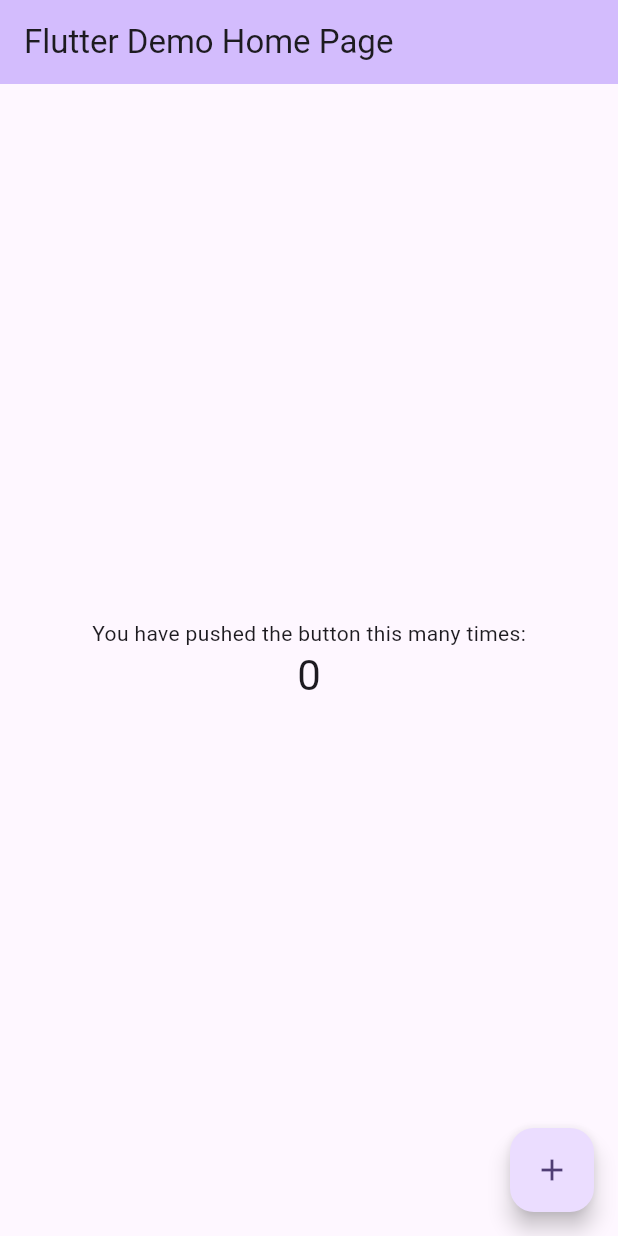
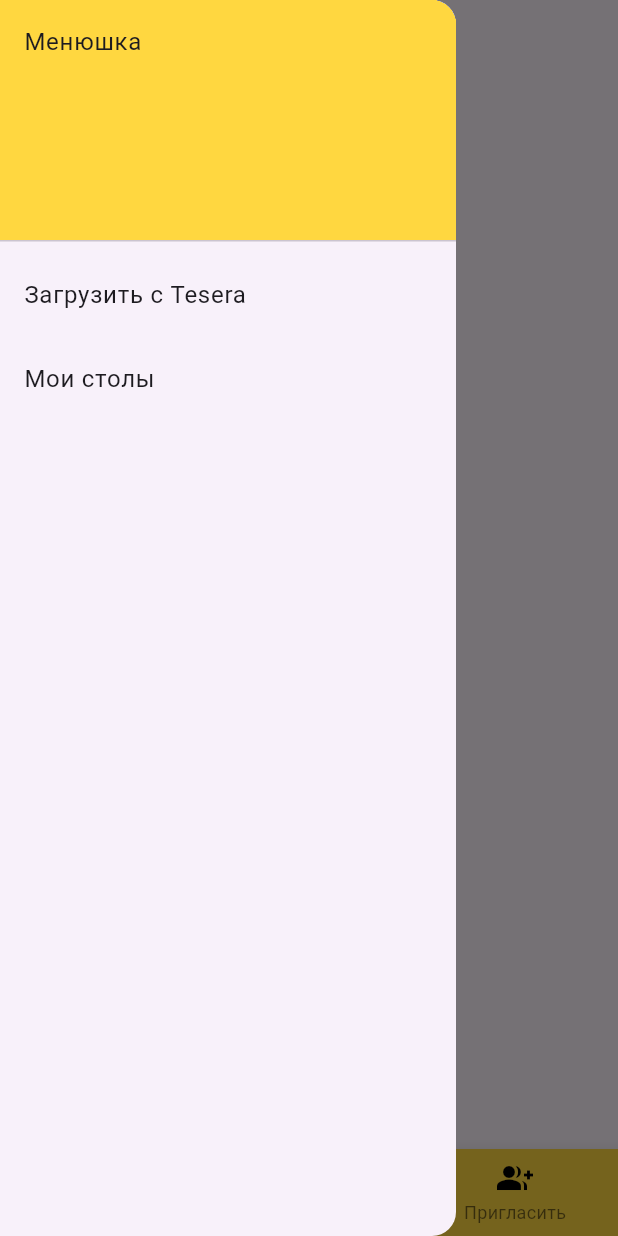
Before and after one commit to RBeschastnyh/board-game-app, a Flutter app: the screen it shows after launch, with the side drawer open (before the commit the screen has no drawer), on a phone screen of 412 x 824 dp. Run offline on Flutter 3.47's test engine with Material 3 defaults, Android fonts, the phone set to English and light mode, and no system bars.

Commit message:
Started application layout

```diff
--- /dev/null
+++ b/bg-app-ui/bg_app_ui/lib/home/bg_app_bottom_nav_bar.dart
@@ -0,0 +1,44 @@
+import 'package:bg_app_ui/board/invite_page.dart';
+import 'package:flutter/material.dart';
+
+typedef OneArgVoidFunction = void Function(BuildContext build);
+
+class BgAppBottomNavigationBar extends StatefulWidget {
+  const BgAppBottomNavigationBar({super.key});
+
+  @override
+  State<StatefulWidget> createState() => _BgAppBottomNavigationBar();
+}
+
+class _BgAppBottomNavigationBar extends State<BgAppBottomNavigationBar> {
+  @override
+  Widget build(BuildContext context) {
+    return BottomNavigationBar(
+      backgroundColor: Colors.amberAccent,
+      onTap: (index) {
+        switch (index) {
+          case 2:
+            Navigator.push(
+              context,
+              MaterialPageRoute<void>(builder: (context) => InviteFriendPage()),
+            );
+          default: print("Выбрано что-то в менюшке снизу");
+        }
+      },
+      items: const <BottomNavigationBarItem>[
+        BottomNavigationBarItem(
+          icon: Icon(Icons.groups_2, color: Colors.black),
+          label: "Друзья",
+        ),
+        BottomNavigationBarItem(
+          icon: Icon(Icons.shelves, color: Colors.black),
+          label: "Игры",
+        ),
+        BottomNavigationBarItem(
+          icon: Icon(Icons.group_add, color: Colors.black),
+          label: "Пригласить",
+        ),
+      ],
+    );
+  }
+}
--- /dev/null
+++ b/bg-app-ui/bg_app_ui/lib/home/bg_app_drawer.dart
@@ -0,0 +1,42 @@
+import 'package:flutter/material.dart';
+
+class BgAppDrawer extends StatefulWidget {
+  const BgAppDrawer({super.key});
+
+  @override
+  State<BgAppDrawer> createState() => _BgAppDrawer();
+}
+
+class _BgAppDrawer extends State<BgAppDrawer> {
+
+  @override
+  Widget build(BuildContext context) {
+    return Drawer(
+          child: ListView(
+            padding: EdgeInsets.zero,
+            children: [
+              const DrawerHeader(
+                decoration: BoxDecoration(
+                  color: Colors.amberAccent
+                ),
+                child: Text("Менюшка")
+              ),
+              ListTile(
+                title: Text("Загрузить с Tesera"),
+                onTap: () {
+                  print("Загрузить с Tesera");
+                  Navigator.pop(context);
+                },
+              ),
+              ListTile(
+                title: Text("Мои столы"),
+                onTap: () {
+                  print("Мои столы");
+                  Navigator.pop(context);
+                },
+              )
+            ],
+          ),
+        );
+  }
+}
--- /dev/null
+++ b/bg-app-ui/bg_app_ui/lib/home/bg_app_fab.dart
@@ -0,0 +1,33 @@
+import 'package:bg_app_ui/board/create_board.dart';
+import 'package:flutter/material.dart';
+
+class BgAppFloatingActionButton extends StatefulWidget {
+  const BgAppFloatingActionButton({super.key});
+
+  @override
+  State<StatefulWidget> createState() => _BgAppFloatingActionButtonState();
+}
+
+class _BgAppFloatingActionButtonState extends State<BgAppFloatingActionButton> {
+
+  @override
+  Widget build(BuildContext context) {
+    return FloatingActionButton(
+          onPressed: () {
+            print("Создание стола");
+            Navigator.push(
+              context,
+              MaterialPageRoute<void>(
+                builder: (context) => BgAppCreateBoard(),
+              )
+            );
+          },
+          foregroundColor: Colors.black,
+          backgroundColor: Colors.amberAccent,
+          tooltip: "Создать стол",
+          child: Icon(
+            Icons.table_restaurant_sharp,
+          ),
+        );
+  }
+}
--- /dev/null
+++ b/bg-app-ui/bg_app_ui/lib/home/home_page.dart
@@ -0,0 +1,27 @@
+import 'package:bg_app_ui/home/bg_app_bottom_nav_bar.dart';
+import 'package:bg_app_ui/home/bg_app_drawer.dart';
+import 'package:bg_app_ui/home/bg_app_fab.dart';
+import 'package:flutter/material.dart';
+
+class HomePage extends StatefulWidget {
+
+  const HomePage({super.key});
+
+  @override
+  State<HomePage> createState() => _HomePageState();
+
+}
+
+class _HomePageState extends State<HomePage> {
+
+  @override
+  Widget build(BuildContext context) {
+      return Scaffold(
+        appBar: AppBar(title: Text("С бутером"),),
+        drawer: BgAppDrawer(),
+        floatingActionButton: BgAppFloatingActionButton(),
+        floatingActionButtonLocation: FloatingActionButtonLocation.centerFloat,
+        bottomNavigationBar: BgAppBottomNavigationBar(),
+      );
+  }
+}
--- a/bg-app-ui/bg_app_ui/lib/main.dart
+++ b/bg-app-ui/bg_app_ui/lib/main.dart
@@ -1,3 +1,4 @@
+import 'package:bg_app_ui/home/home_page.dart';
 import 'package:flutter/material.dart';
 
 void main() {
@@ -11,112 +12,15 @@ class MyApp extends StatelessWidget {
   @override
   Widget build(BuildContext context) {
     return MaterialApp(
-      title: 'Flutter Demo',
+      title: 'Настолочная',
       theme: ThemeData(
-        // This is the theme of your application.
-        //
-        // TRY THIS: Try running your application with "flutter run". You'll see
-        // the application has a purple toolbar. Then, without quitting the app,
-        // try changing the seedColor in the colorScheme below to Colors.green
-        // and then invoke "hot reload" (save your changes or press the "hot
-        // reload" button in a Flutter-supported IDE, or press "r" if you used
-        // the command line to start the app).
-        //
-        // Notice that the counter didn't reset back to zero; the application
-        // state is not lost during the reload. To reset the state, use hot
-        // restart instead.
-        //
-        // This works for code too, not just values: Most code changes can be
-        // tested with just a hot reload.
         colorScheme: .fromSeed(seedColor: Colors.deepPurple),
       ),
-      home: const MyHomePage(title: 'Flutter Demo Home Page'),
+      initialRoute: '/',
+      // home: const HomePage(),
+      routes: {
+        '/': (context) => const HomePage(),
+      },
     );
   }
 }
-
-class MyHomePage extends StatefulWidget {
-  const MyHomePage({super.key, required this.title});
-
-  // This widget is the home page of your application. It is stateful, meaning
-  // that it has a State object (defined below) that contains fields that affect
-  // how it looks.
-
-  // This class is the configuration for the state. It holds the values (in this
-  // case the title) provided by the parent (in this case the App widget) and
-  // used by the build method of the State. Fields in a Widget subclass are
-  // always marked "final".
-
-  final String title;
-
-  @override
-  State<MyHomePage> createState() => _MyHomePageState();
-}
-
-class _MyHomePageState extends State<MyHomePage> {
-  int _counter = 0;
-
-  void _incrementCounter() {
-    setState(() {
-      // This call to setState tells the Flutter framework that something has
-      // changed in this State, which causes it to rerun the build method below
-      // so that the display can reflect the updated values. If we changed
-      // _counter without calling setState(), then the build method would not be
-      // called again, and so nothing would appear to happen.
-      _counter++;
-    });
-  }
-
-  @override
-  Widget build(BuildContext context) {
-    // This method is rerun every time setState is called, for instance as done
-    // by the _incrementCounter method above.
-    //
-    // The Flutter framework has been optimized to make rerunning build methods
-    // fast, so that you can just rebuild anything that needs updating rather
-    // than having to individually change instances of widgets.
-    return Scaffold(
-      appBar: AppBar(
-        // TRY THIS: Try changing the color here to a specific color (to
-        // Colors.amber, perhaps?) and trigger a hot reload to see the AppBar
-        // change color while the other colors stay the same.
-        backgroundColor: Theme.of(context).colorScheme.inversePrimary,
-        // Here we take the value from the MyHomePage object that was created by
-        // the App.build method, and use it to set our appbar title.
-        title: Text(widget.title),
-      ),
-      body: Center(
-        // Center is a layout widget. It takes a single child and positions it
-        // in the middle of the parent.
-        child: Column(
-          // Column is also a layout widget. It takes a list of children and
-          // arranges them vertically. By default, it sizes itself to fit its
-          // children horizontally, and tries to be as tall as its parent.
-          //
-          // Column has various properties to control how it sizes itself and
-          // how it positions its children. Here we use mainAxisAlignment to
-          // center the children vertically; the main axis here is the vertical
-          // axis because Columns are vertical (the cross axis would be
-          // horizontal).
-          //
-          // TRY THIS: Invoke "debug painting" (choose the "Toggle Debug Paint"
-          // action in the IDE, or press "p" in the console), to see the
-          // wireframe for each widget.
-          mainAxisAlignment: .center,
-          children: [
-            const Text('You have pushed the button this many times:'),
-            Text(
-              '$_counter',
-              style: Theme.of(context).textTheme.headlineMedium,
-            ),
-          ],
-        ),
-      ),
-      floatingActionButton: FloatingActionButton(
-        onPressed: _incrementCounter,
-        tooltip: 'Increment',
-        child: const Icon(Icons.add),
-      ),
-    );
-  }
-}
```
Also changed, not shown: bg-app-ui/bg_app_ui/lib/board/create_board.dart (added, +57 -0 lines), bg-app-ui/bg_app_ui/lib/board/invite_page.dart (added, +81 -0 lines), bg-app-ui/bg_app_ui/lib/commons/buttons/bg_app_home_button.dart (added, +24 -0 lines), bg-app-ui/bg_app_ui/lib/commons/types.dart (added).
